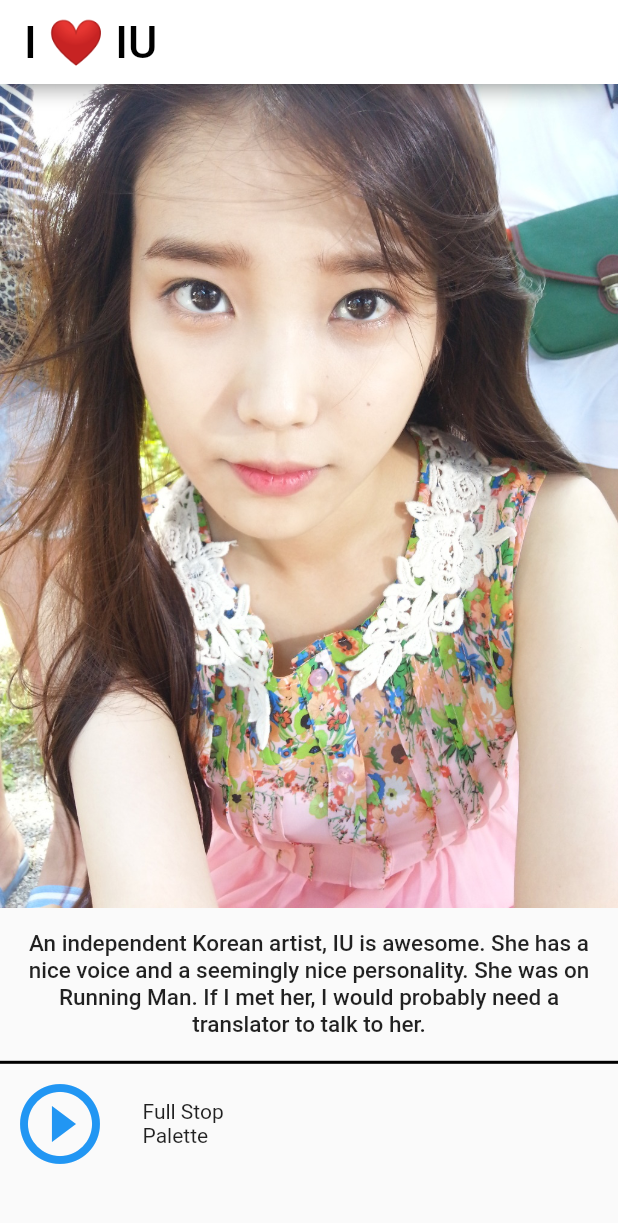
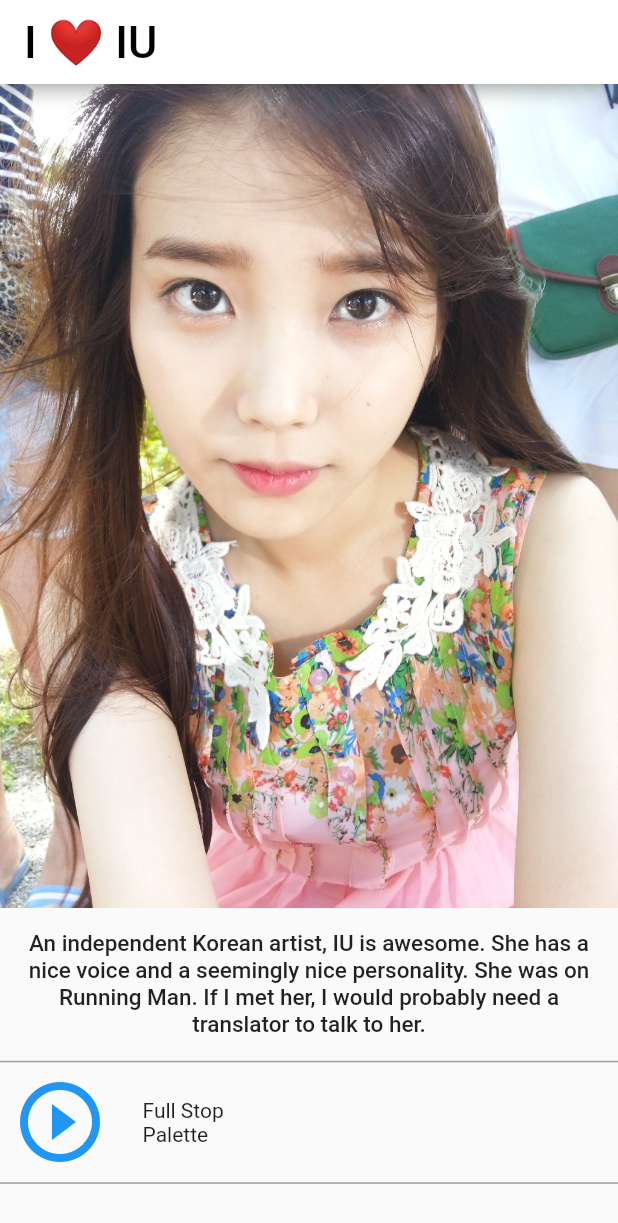
Before and after one commit to OneCodeMan/IU-appreciation-app, a Flutter app: the screen it shows after launch, on a phone screen of 412 x 824 dp. Shown: the top 1223 px of the screen. Run offline on Flutter 3.47's test engine with Material 2 defaults, Android fonts, the phone set to English and light mode, and no system bars; missing offline and left inert: carousel.

Commit message:
cell looks good. going to style it more, render a list of cells after

```diff
--- a/lib/views/song_cell.dart
+++ b/lib/views/song_cell.dart
@@ -13,8 +13,12 @@ class SongCell extends StatelessWidget {
       decoration: new BoxDecoration(
         border: new Border(
           top: new BorderSide(
-            color: Colors.black,
-            width: 2.0
+            color: Colors.grey,
+            width: 1.0
+            ),
+          bottom: new BorderSide(
+            color: Colors.grey,
+            width: 1.0
           )
         )
       ),
```
